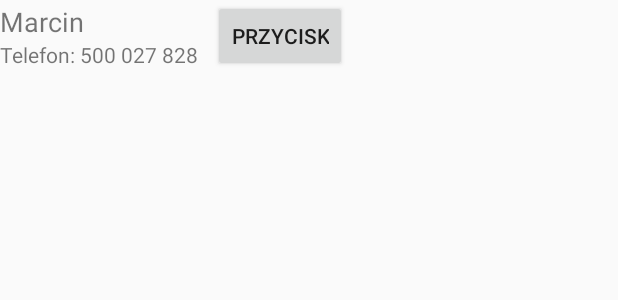
After one commit to MKMMHS/PierwszaApka, an Android app: the layout info_window.xml on its own in the app's theme, with its tools: preview values and no code run, on a phone screen of 412 x 824 dp. The commit adds this screen. Shown: the top 300 px of the screen. Run offline under Robolectric (Android 15) with nearby library versions, the phone set to English and light mode, and no system bars.

Commit message:
dodanie języka angielskiego dla aplikacji i zmiana infowindow

```diff
--- a/app/src/main/java/com/example/micha/pierwszaapka/MainActivity.java
+++ b/app/src/main/java/com/example/micha/pierwszaapka/MainActivity.java
@@ -23,8 +23,8 @@ import android.widget.Toast;
 
 public class MainActivity extends ActionBarActivity {
 
-    public static final String LOG = "adam";
-    public static final String PASS = "adam";
+    public static final String LOG = "a";
+    public static final String PASS = "a";
 
 
     @Override
--- a/app/src/main/res/layout/activity_maps.xml
+++ b/app/src/main/res/layout/activity_maps.xml
@@ -1,5 +1,7 @@
 <fragment xmlns:android="http://schemas.android.com/apk/res/android"
-    xmlns:tools="http://schemas.android.com/tools" android:layout_width="match_parent"
-    android:layout_height="match_parent" android:id="@+id/map"
+    xmlns:tools="http://schemas.android.com/tools"
+    android:layout_width="match_parent"
+    android:layout_height="match_parent"
+    android:id="@+id/map"
     tools:context="com.example.micha.pierwszaapka.MapsActivity"
     android:name="com.google.android.gms.maps.SupportMapFragment" />
--- /dev/null
+++ b/app/src/main/res/layout/info_window.xml
@@ -0,0 +1,34 @@
+<?xml version="1.0" encoding="utf-8"?>
+<LinearLayout xmlns:android="http://schemas.android.com/apk/res/android"
+    android:layout_width="wrap_content"
+    android:layout_height="wrap_content"
+    android:gravity="center_vertical" >
+
+    <LinearLayout
+        android:layout_width="wrap_content"
+        android:layout_height="wrap_content"
+        android:orientation="vertical"
+        android:layout_marginRight="10dp" >
+
+        <TextView
+            android:id="@+id/title"
+            android:layout_width="wrap_content"
+            android:layout_height="wrap_content"
+            android:textSize="18sp"
+            android:text="Marcin" />
+
+        <TextView
+            android:id="@+id/snippet"
+            android:layout_width="wrap_content"
+            android:layout_height="wrap_content"
+            android:text="Telefon: 500 027 828" />
+
+    </LinearLayout>
+
+    <Button
+        android:id="@+id/button"
+        android:layout_width="wrap_content"
+        android:layout_height="wrap_content"
+        android:text="Przycisk" />
+
+</LinearLayout>
--- a/app/src/main/res/values/strings.xml
+++ b/app/src/main/res/values/strings.xml
@@ -2,7 +2,7 @@
     <string name="app_name">User Follower</string>
 
     <string name="hello">Witaj w User Follower!</string>
-    <string name="action_settings">Settings</string>
+    <string name="action_settings">Ustawienia</string>
     <string name="log_in">Zaloguj</string>
     <string name="signIn">Zarejestruj</string>
     <string name="title_activity_menu">Menu</string>
```
Also changed, not shown: app/src/main/java/com/example/micha/pierwszaapka/MapWrapperLayout.java (added, +90 -0 lines), app/src/main/java/com/example/micha/pierwszaapka/MapsActivity.java (+54 -8 lines), app/src/main/java/com/example/micha/pierwszaapka/OnInfoWindowElemTouchListener.java (added, +93 -0 lines), app/src/main/res/layout/map_relative_layout.xml (added, +14 -0 lines), 1 other file.
